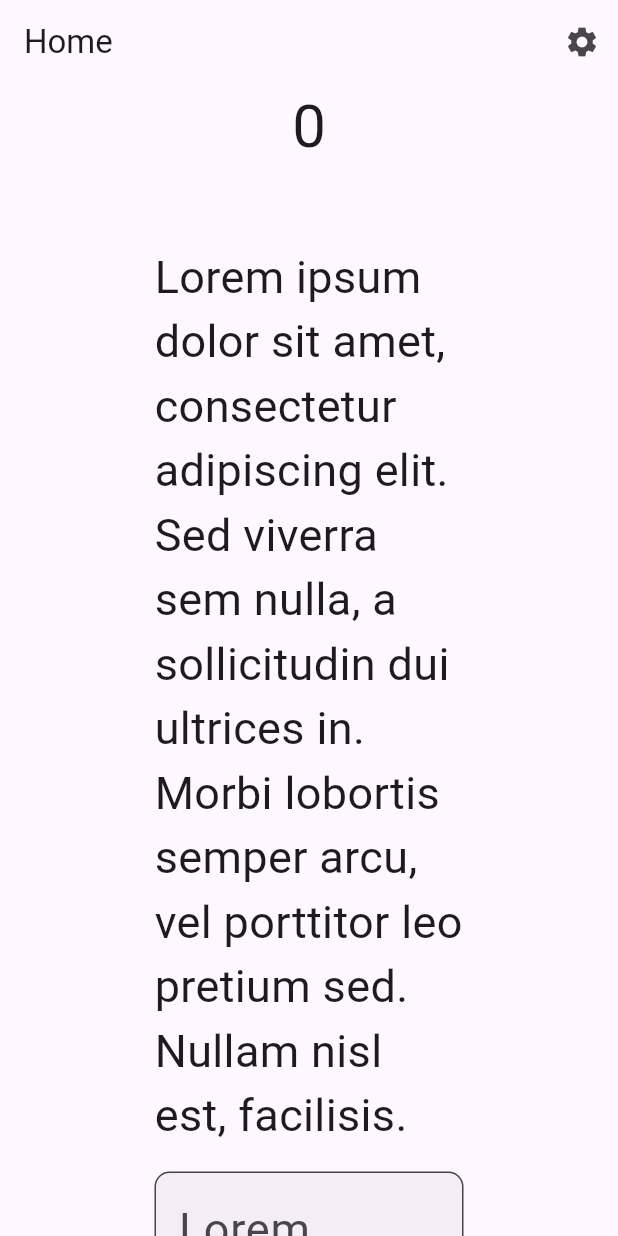
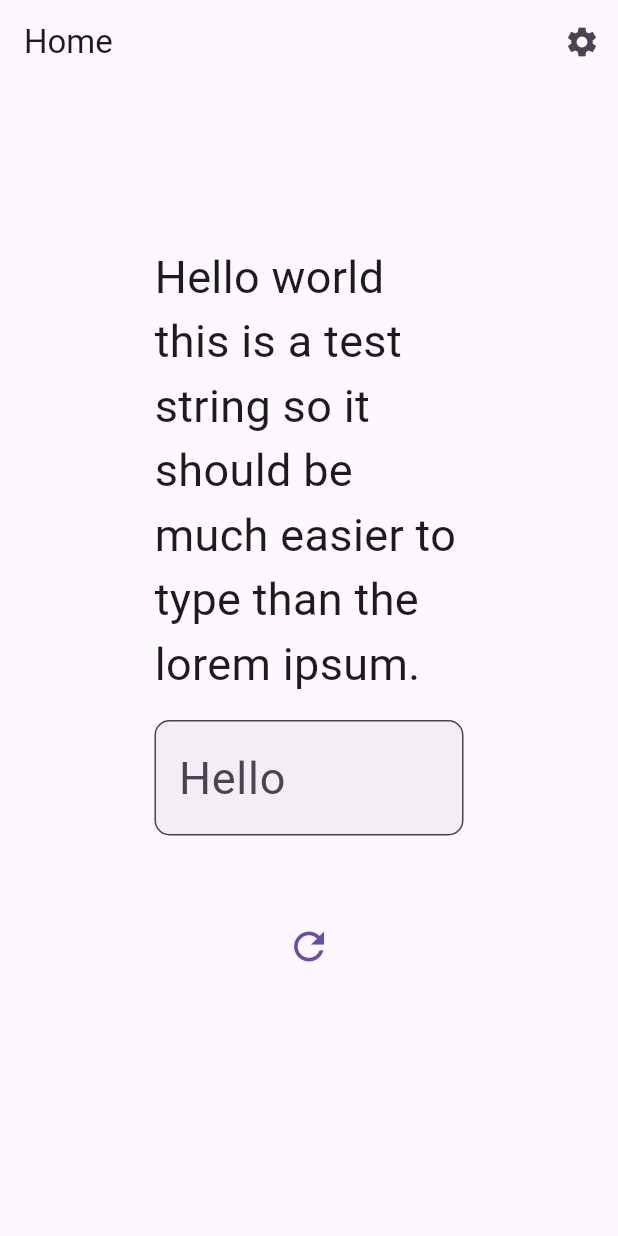
Before and after one commit to TandemTyper/tandem-typer-flutter, a Flutter app: the screen it shows after launch, on a phone screen of 412 x 824 dp. Run offline on Flutter 3.47's test engine with Material 3 defaults, Android fonts, the phone set to English and light mode, and no system bars; generated files the repository leaves out were written again.

Commit message:
style: keep wpm displayed after finishing

```diff
--- a/lib/src/home/home_view.dart
+++ b/lib/src/home/home_view.dart
@@ -12,8 +12,10 @@ class HomeView extends StatefulWidget {
 
   final SettingsController controller;
   // static const String _str = 'Lorem ipsum dolor sit amet';
+  // static const String _str =
+  //     'Lorem ipsum dolor sit amet, consectetur adipiscing elit. Sed viverra sem nulla, a sollicitudin dui ultrices in. Morbi lobortis semper arcu, vel porttitor leo pretium sed. Nullam nisl est, facilisis.';
   static const String _str =
-      'Lorem ipsum dolor sit amet, consectetur adipiscing elit. Sed viverra sem nulla, a sollicitudin dui ultrices in. Morbi lobortis semper arcu, vel porttitor leo pretium sed. Nullam nisl est, facilisis.';
+      'Hello world this is a test string so it should be much easier to type than the lorem ipsum.';
 
   @override
   State<HomeView> createState() => _HomeViewState();
@@ -26,18 +28,21 @@ class _HomeViewState extends State<HomeView> {
   int _numCorrectWordsTyped = 0;
   Iterator<String> _iter = HomeView._str.split(' ').iterator;
   bool _typing = false;
+  bool _finished = false;
   int _startTime = 0;
   double _wpm = 0;
   Timer? _wpmCalculator;
 
   void start() {
-    _typing = true;
+    _finished = false;
     _startTime = DateTime.now().millisecondsSinceEpoch;
-    _wpmCalculator = Timer.periodic(Duration(seconds: 1), (Timer t) {
+    _wpmCalculator =
+        Timer.periodic(const Duration(milliseconds: 750), (Timer t) {
       _wpm = _numCorrectWordsTyped /
           (DateTime.now().millisecondsSinceEpoch - _startTime) *
           1000 *
           60;
+      print('timer');
       setState(() {});
     });
     setState(() {});
@@ -49,6 +54,7 @@ class _HomeViewState extends State<HomeView> {
     _iter.moveNext();
     _numCorrectWordsTyped = 0;
     _typing = false;
+    _wpmCalculator?.cancel();
     setState(() {});
   }
 
@@ -61,6 +67,9 @@ class _HomeViewState extends State<HomeView> {
     }
     if (!_iter.moveNext()) {
       reset();
+      setState(() {
+        _finished = true;
+      });
     }
     setState(() {});
   }
@@ -106,15 +115,25 @@ class _HomeViewState extends State<HomeView> {
             mainAxisAlignment: MainAxisAlignment.start,
             // crossAxisAlignment: CrossAxisAlignment.stretch,
             children: [
-              Row(
-                mainAxisAlignment: MainAxisAlignment.center,
-                children: [
-                  Text('$_numCorrectWordsTyped',
-                      style: const TextStyle(fontSize: 40)),
-                  if (_typing) Text('${_wpm.round()}')
-                ],
+              const Padding(padding: EdgeInsetsDirectional.only(bottom: 25)),
+              Visibility(
+                visible: _typing || _finished,
+                maintainSize: true,
+                maintainAnimation: true,
+                maintainState: true,
+                child: Row(
+                  mainAxisAlignment: MainAxisAlignment.center,
+                  children: [
+                    Text('$_numCorrectWordsTyped',
+                        style: const TextStyle(fontSize: 40)),
+                    const Padding(
+                        padding: EdgeInsets.symmetric(horizontal: 20)),
+                    Text('${_wpm.round()}',
+                        style: const TextStyle(fontSize: 30)),
+                  ],
+                ),
               ),
-              const Padding(padding: EdgeInsetsDirectional.only(bottom: 50)),
+              const Padding(padding: EdgeInsetsDirectional.only(bottom: 25)),
               const FractionallySizedBox(
                 widthFactor: 0.5,
                 child: Text(
@@ -129,6 +148,9 @@ class _HomeViewState extends State<HomeView> {
                 child: TextField(
                   onChanged: (value) {
                     if (!_typing) {
+                      setState(() {
+                        _typing = true;
+                      });
                       start();
                     }
                   },
```
